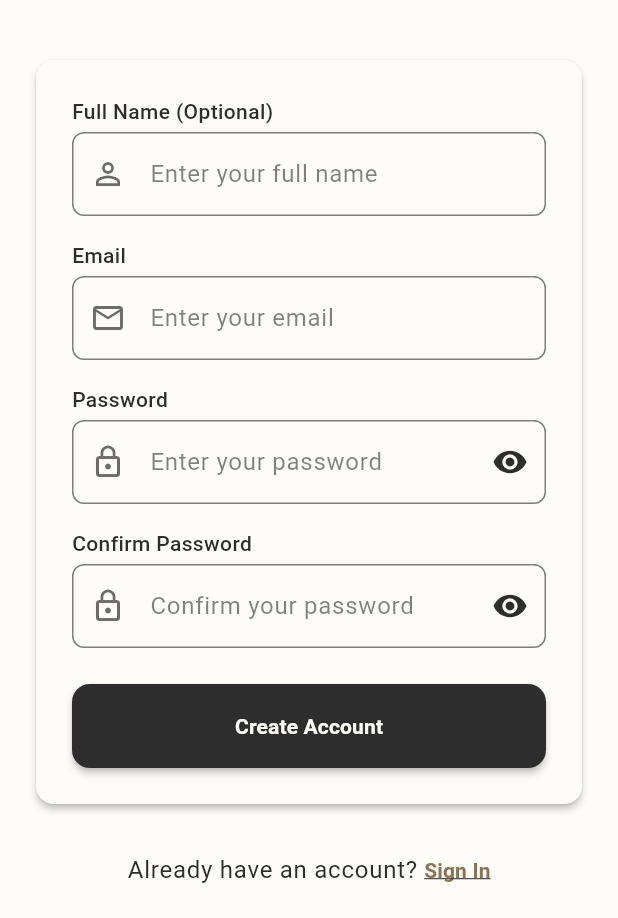
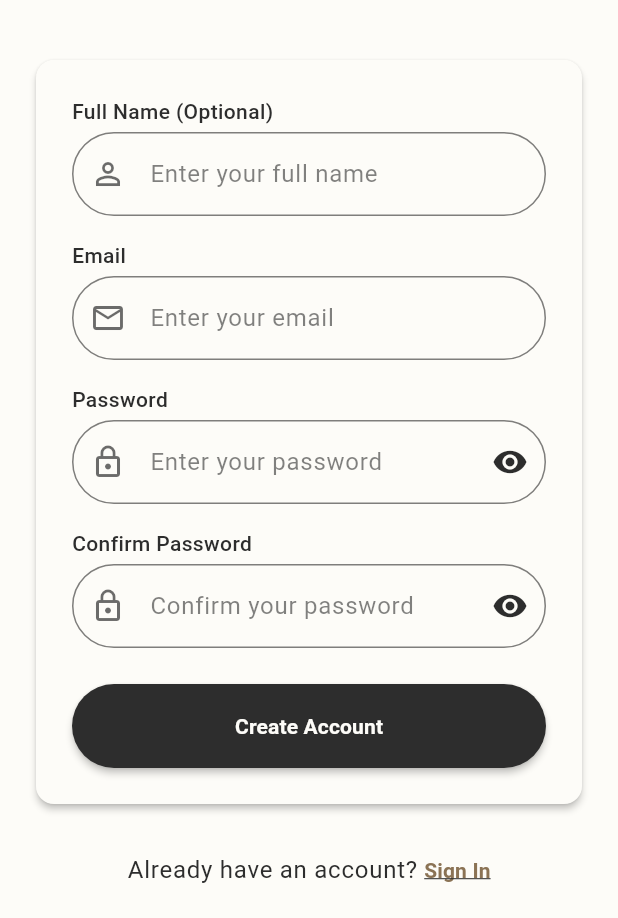
Before and after one commit to akshayxemo/quote-vault, a Flutter app: the SignUpScreen screen opened by its route, on a phone screen of 412 x 824 dp, the part 318-1236 px from its top. Run offline on Flutter 3.47's test engine with Material 3 defaults, Android fonts, the phone set to English and light mode, and no system bars; our stand-ins replace dartz, equatable, flutter_bloc, get_it, go_router, shared_preferences and 1 more; accounts and stored records are empty.

Commit message:
button radius fix

```diff
--- a/lib/presentation/widgets/auth/auth_button.dart
+++ b/lib/presentation/widgets/auth/auth_button.dart
@@ -39,7 +39,7 @@ class AuthButton extends StatelessWidget {
           foregroundColor: textColor ?? Theme.of(context).colorScheme.onPrimary,
           disabledBackgroundColor: Theme.of(context).colorScheme.onSurface.withValues(alpha: 0.12),
           shape: RoundedRectangleBorder(
-            borderRadius: BorderRadius.circular(AppConstants.mediumRadius),
+            borderRadius: BorderRadius.circular(100),
           ),
           elevation: 2,
         ),
@@ -85,7 +85,7 @@ class AuthButton extends StatelessWidget {
             color: backgroundColor ?? Theme.of(context).colorScheme.primary,
           ),
           shape: RoundedRectangleBorder(
-            borderRadius: BorderRadius.circular(AppConstants.mediumRadius),
+            borderRadius: BorderRadius.circular(100),
           ),
         ),
         child: isLoading
--- a/lib/presentation/widgets/auth/auth_text_field.dart
+++ b/lib/presentation/widgets/auth/auth_text_field.dart
@@ -67,32 +67,32 @@ class AuthTextField extends StatelessWidget {
                 : null,
             suffixIcon: suffixIcon,
             border: OutlineInputBorder(
-              borderRadius: BorderRadius.circular(AppConstants.smallRadius),
+              borderRadius: BorderRadius.circular(100),
               borderSide: BorderSide(
                 color: Theme.of(context).colorScheme.outline,
               ),
             ),
             enabledBorder: OutlineInputBorder(
-              borderRadius: BorderRadius.circular(AppConstants.smallRadius),
+              borderRadius: BorderRadius.circular(100),
               borderSide: BorderSide(
                 color: Theme.of(context).colorScheme.outline.withValues(alpha: 0.5),
               ),
             ),
             focusedBorder: OutlineInputBorder(
-              borderRadius: BorderRadius.circular(AppConstants.smallRadius),
+              borderRadius: BorderRadius.circular(100),
               borderSide: BorderSide(
                 color: Theme.of(context).colorScheme.primary,
                 width: 2,
               ),
             ),
             errorBorder: OutlineInputBorder(
-              borderRadius: BorderRadius.circular(AppConstants.smallRadius),
+              borderRadius: BorderRadius.circular(100),
               borderSide: BorderSide(
                 color: Theme.of(context).colorScheme.error,
               ),
             ),
             focusedErrorBorder: OutlineInputBorder(
-              borderRadius: BorderRadius.circular(AppConstants.smallRadius),
+              borderRadius: BorderRadius.circular(100),
               borderSide: BorderSide(
                 color: Theme.of(context).colorScheme.error,
                 width: 2,
```
